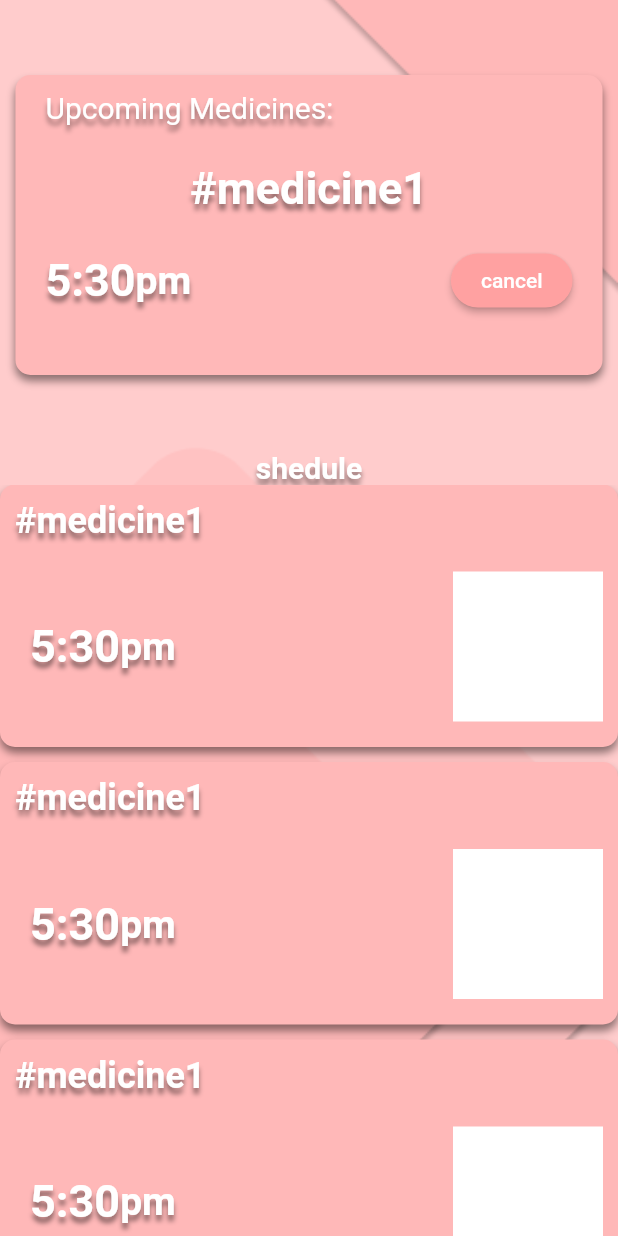
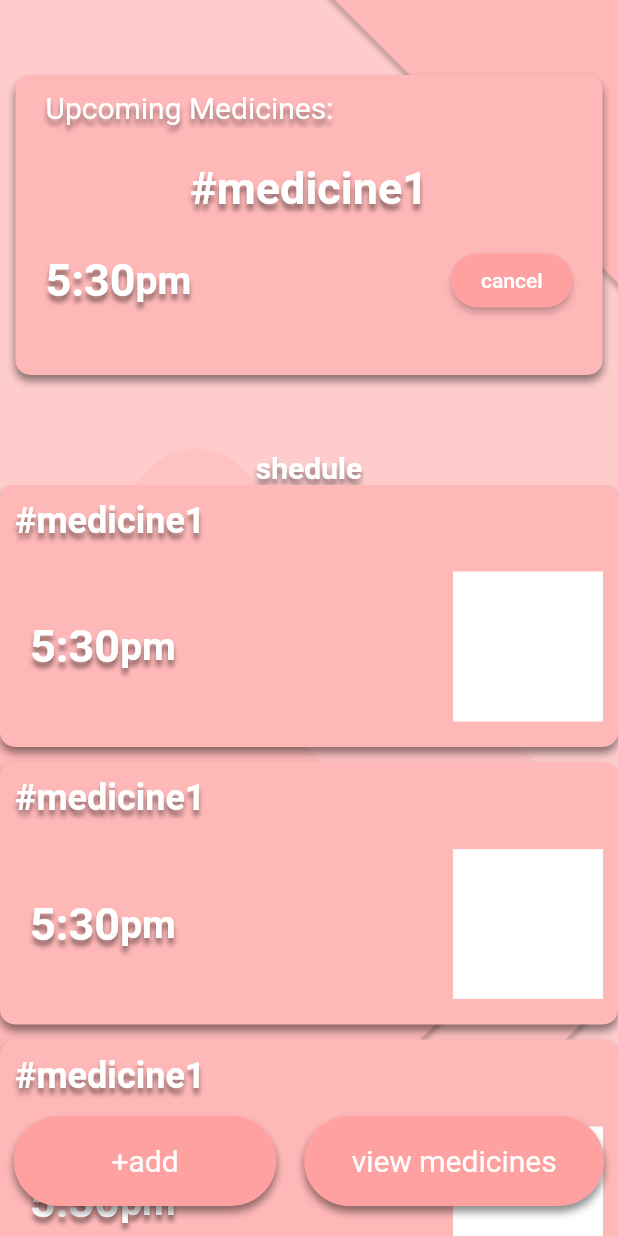
Before and after one commit to gecwayanad/take_it, a Flutter app: the screen it shows after launch, on a phone screen of 412 x 824 dp. Run offline on Flutter 3.47's test engine with Material 2 defaults, Android fonts, the light colour scheme and no system bars; our stand-ins replace google_fonts, hexcolor; Roboto replaces fonts that are missing (Ubuntu).

Commit message:
added home page

```diff
--- a/lib/Screens/homeScreen.dart
+++ b/lib/Screens/homeScreen.dart
@@ -138,7 +138,7 @@ class _HomeScreenState extends State<HomeScreen> {
                           scrollDirection:Axis.vertical ,
                           children: medicineData.map((medicine) {//creating each widget for each elements in list
                           //list name is medicine data which is a
-                          return MedicinWidget(context);
+                          return medicinWidget(context);
                           }).toList(),//converting to list
                         ),
 
@@ -146,6 +146,20 @@ class _HomeScreenState extends State<HomeScreen> {
                     )
                   ],
                 ),
+              ),
+              Container(
+                alignment: Alignment.bottomCenter,
+                child: Padding(
+                                  padding: EdgeInsets.fromLTRB(0, 0, 0, 20),
+                                  child: Row(
+                    mainAxisAlignment: MainAxisAlignment.spaceAround,
+                    children: [
+                      customButton("+add", 60, 175),
+                      customButton("view medicines", 60, 200),
+
+                    ],
+                  ),
+                ),
               )
                   ])
             );
--- a/lib/widgets/widgets.dart
+++ b/lib/widgets/widgets.dart
@@ -73,7 +73,7 @@ class _MedicineEditState extends State<MedicineEdit> {
 
 
 //home page medicin view
-Widget MedicinWidget(BuildContext context){
+Widget medicinWidget(BuildContext context){
   return                     Padding(//copy
                       padding: EdgeInsets.fromLTRB(0, 0, 0, 10),
                       child: Container(
@@ -155,3 +155,27 @@ Widget MedicinWidget(BuildContext context){
                       ),
                     );
 }
+//button widget
+Widget customButton(String name, double height, double width){
+  return Container(
+    width: width,
+    height: height,
+    decoration: BoxDecoration(
+      boxShadow: [new BoxShadow(
+                            color: Colors.black45,
+                            blurRadius: 4.0,
+                            offset: Offset(0,4)
+                          ),
+
+      ],
+      borderRadius: BorderRadius.circular(30),
+      color: HexColor("FFA1A1")
+    ),
+    child: Align(
+      alignment: Alignment.center,
+          child: Text(name, style: GoogleFonts.ubuntu(textStyle: TextStyle(fontSize: 20, color: Colors.white,
+      ))),
+    ),
+
+  );
+}
```
